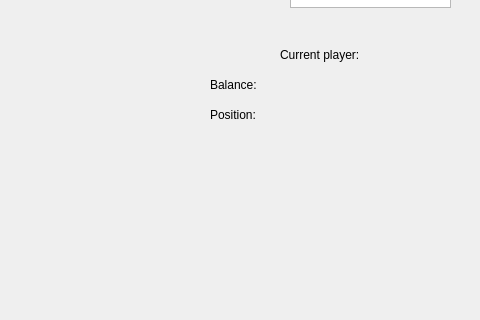
J4CeX/PROI_monopoly, file app/mainwindow.ui: the form before one commit; both pictures show x 520 to 1000 and y 133 to 453 of the 1178 by 637 pixel window.
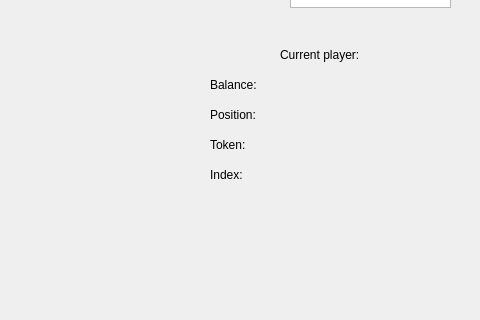
The form after the commit.

Commit message: Expanded player info ingame and on the player list, tokens for Race Car and Top Hat

What changed in the file:
```diff
--- a/app/mainwindow.ui
+++ b/app/mainwindow.ui
@@ -465,6 +465,58 @@
          <string/>
         </property>
        </widget>
+       <widget class="QLabel" name="label_10">
+        <property name="geometry">
+         <rect>
+          <x>10</x>
+          <y>230</y>
+          <width>61</width>
+          <height>16</height>
+         </rect>
+        </property>
+        <property name="text">
+         <string>Token:</string>
+        </property>
+       </widget>
+       <widget class="QLabel" name="label_token_p">
+        <property name="geometry">
+         <rect>
+          <x>80</x>
+          <y>230</y>
+          <width>58</width>
+          <height>16</height>
+         </rect>
+        </property>
+        <property name="text">
+         <string/>
+        </property>
+       </widget>
+       <widget class="QLabel" name="label_11">
+        <property name="geometry">
+         <rect>
+          <x>10</x>
+          <y>260</y>
+          <width>61</width>
+          <height>16</height>
+         </rect>
+        </property>
+        <property name="text">
+         <string>Index:</string>
+        </property>
+       </widget>
+       <widget class="QLabel" name="label_index_p">
+        <property name="geometry">
+         <rect>
+          <x>80</x>
+          <y>260</y>
+          <width>58</width>
+          <height>16</height>
+         </rect>
+        </property>
+        <property name="text">
+         <string/>
+        </property>
+       </widget>
       </widget>
       <widget class="QWidget" name="page_2"/>
      </widget>
```
Left out of the diff: 39 changed lines with no effect on the pictures. The commit also changes 6 other files.
